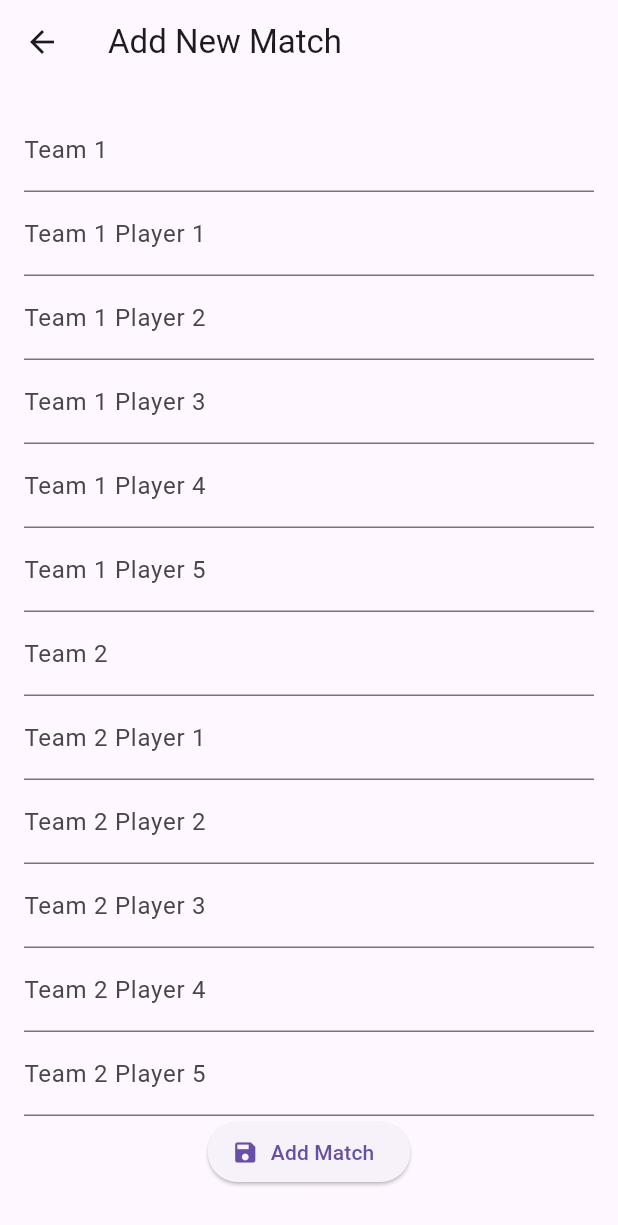
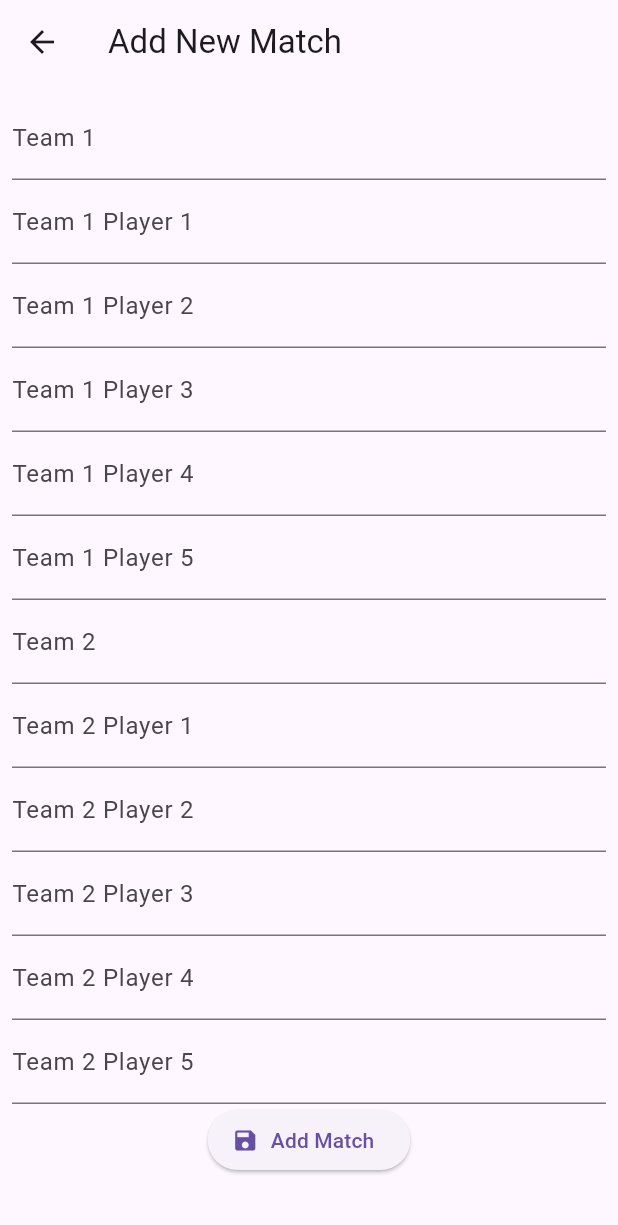
Before and after one commit to aq-doan/Flutter-Cricket, a Flutter app: the MatchAdd screen opened directly, on a phone screen of 412 x 824 dp. Shown: the top 1225 px of the screen. Run offline on Flutter 3.47's test engine with Material 3 defaults, Android fonts, the phone set to English and light mode, and no system bars; our stand-ins replace cloud_firestore, firebase_core; accounts and stored records are empty; generated files the repository leaves out were written again.

Commit message:
fix android column overflow

```diff
--- a/lib/match_add.dart
+++ b/lib/match_add.dart
@@ -24,16 +24,12 @@ class _MatchAddState extends State<MatchAdd> {
       appBar: AppBar(
         title: const Text("Add New Match"),
       ),
-      body: Padding(
+      body: SingleChildScrollView(
         padding: const EdgeInsets.all(8),
+        child: Form(
+          key: _formKey,
           child: Column(
             mainAxisAlignment: MainAxisAlignment.start,
-          children: <Widget>[
-            Form(
-              key: _formKey,
-              child: Padding(
-                padding: const EdgeInsets.all(8.0),
-                child: Column(
             children: <Widget>[
               TextFormField(
                 decoration: const InputDecoration(labelText: "Team 1"),
@@ -101,9 +97,6 @@ class _MatchAddState extends State<MatchAdd> {
           ),
         ),
       ),
-          ],
-        ),
-      ),
     );
   }
 }
```
Also changed, not shown: lib/match_details.dart (+3 -10 lines), 1 other file. Lines whose indentation alone changed are shown as unchanged.
